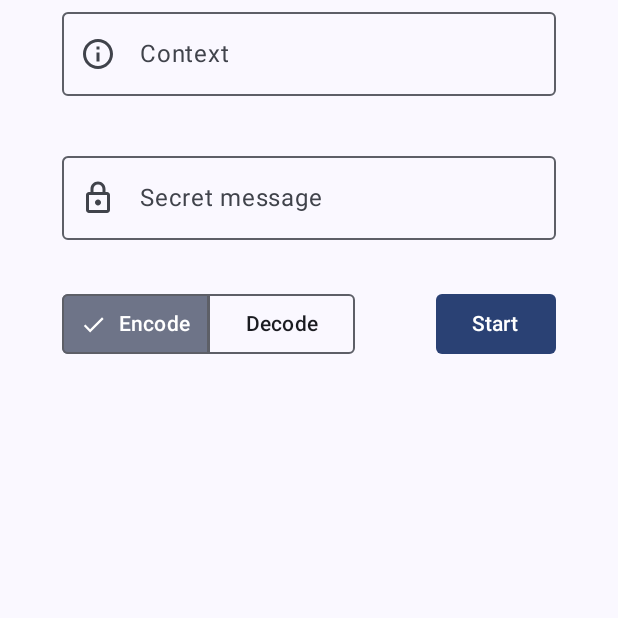
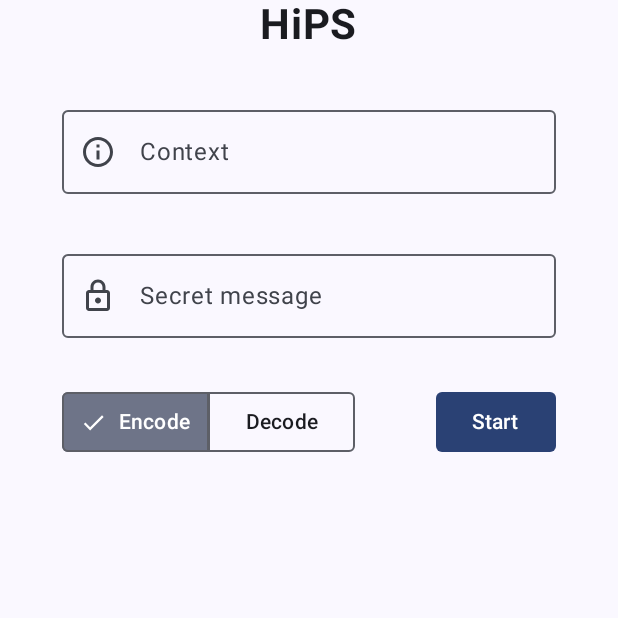
Before and after one commit to tobiasvonderheidt/hips, an Android app built with Jetpack Compose: the screen it shows after launch (MainActivity), on a phone screen of 412 x 824 dp, the top half of it. Run offline under Robolectric (Android 15) with nearby library versions, the phone set to English and light mode, and no system bars.

Commit message:
Add app name on MainScreen

```diff
--- a/app/src/main/java/org/vonderheidt/hips/MainActivity.kt
+++ b/app/src/main/java/org/vonderheidt/hips/MainActivity.kt
@@ -46,6 +46,7 @@ import androidx.compose.ui.platform.LocalContext
 import androidx.compose.ui.text.font.FontWeight
 import androidx.compose.ui.tooling.preview.Preview
 import androidx.compose.ui.unit.dp
+import androidx.compose.ui.unit.sp
 import kotlinx.coroutines.launch
 import org.vonderheidt.hips.ui.theme.HiPSTheme
 
@@ -103,6 +104,18 @@ fun MainScreen(modifier: Modifier) {
             .verticalScroll(state = scrollState),
         horizontalAlignment = Alignment.CenterHorizontally
     ) {
+        // App name
+        // Doesn't need modifier since horizontalAlignment of Column already centers it
+        Row {
+            Text(
+                text = "HiPS",
+                fontSize = 28.sp,
+                fontWeight = FontWeight.Bold
+            )
+        }
+
+        Spacer(modifier = modifier.height(32.dp))
+
         // 1st input is context
         OutlinedTextField(
             value = context,
```
